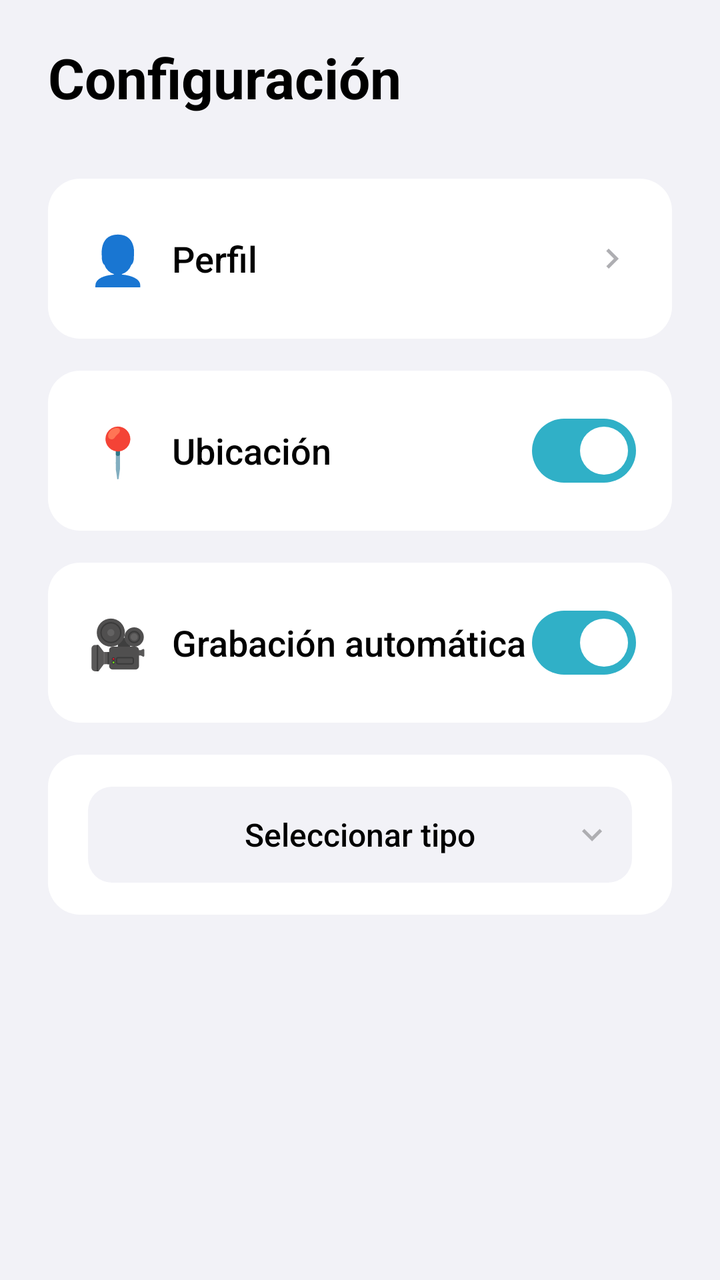
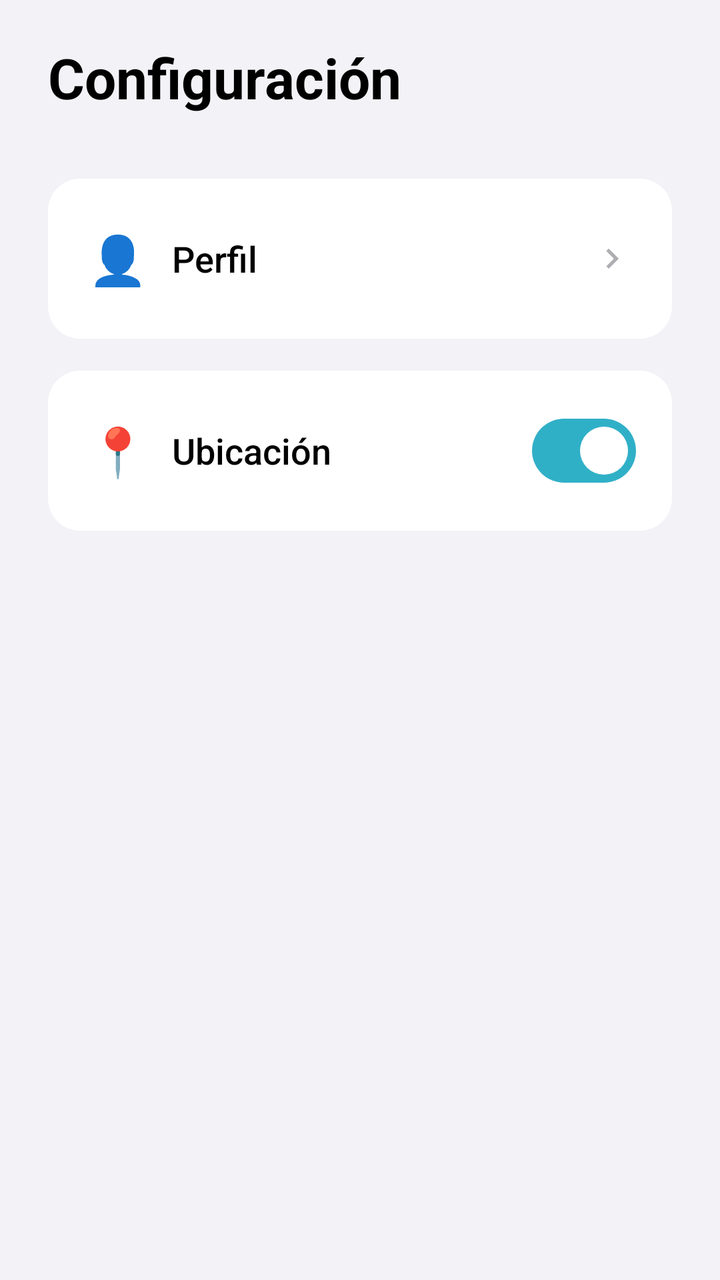

The first picture is an Android layout as it rendered before a commit; the second is the same layout after the commit. The layout source and the unified diff follow.
<!-- AndroidManifest.xml: activity theme Theme.Sentinela.Grouped -->
<!-- res/layout/activity_configuracion.xml -->
<?xml version="1.0" encoding="utf-8"?>
<ScrollView xmlns:android="http://schemas.android.com/apk/res/android"
    xmlns:app="http://schemas.android.com/apk/res-auto"
    android:layout_width="match_parent"
    android:layout_height="match_parent"
    android:background="@color/system_gray6"
    android:fillViewport="true">

    <LinearLayout
        android:id="@+id/contenedor"
        android:layout_width="match_parent"
        android:layout_height="wrap_content"
        android:orientation="vertical"
        android:paddingStart="24dp"
        android:paddingEnd="24dp"
        android:paddingBottom="24dp">

        <TextView
            android:layout_width="match_parent"
            android:layout_height="wrap_content"
            android:layout_marginTop="20dp"
            android:text="Configuración"
            android:textColor="@color/label"
            android:textSize="28sp"
            android:textStyle="bold" />

        
        <LinearLayout
            android:id="@+id/cardPerfil"
            android:layout_width="match_parent"
            android:layout_height="80dp"
            android:layout_marginTop="32dp"
            android:background="@drawable/bg_card"
            android:clickable="true"
            android:focusable="true"
            android:foreground="?attr/selectableItemBackground"
            android:gravity="center_vertical"
            android:orientation="horizontal"
            android:paddingStart="20dp"
            android:paddingEnd="20dp">

            <TextView
                android:layout_width="wrap_content"
                android:layout_height="wrap_content"
                android:text="👤"
                android:textColor="@color/label"
                android:textSize="24sp" />

            <TextView
                android:layout_width="0dp"
                android:layout_height="wrap_content"
                android:layout_marginStart="12dp"
                android:layout_weight="1"
                android:fontFamily="sans-serif-medium"
                android:text="Perfil"
                android:textColor="@color/label"
                android:textSize="18sp" />

            <ImageView
                android:layout_width="20dp"
                android:layout_height="20dp"
                android:src="@drawable/ic_chevron_right" />
        </LinearLayout>

        
        <LinearLayout
            android:layout_width="match_parent"
            android:layout_height="80dp"
            android:layout_marginTop="16dp"
            android:background="@drawable/bg_card"
            android:gravity="center_vertical"
            android:orientation="horizontal"
            android:paddingStart="20dp"
            android:paddingEnd="18dp">

            <TextView
                android:layout_width="wrap_content"
                android:layout_height="wrap_content"
                android:text="📍"
                android:textColor="@color/label"
                android:textSize="24sp" />

            <TextView
                android:layout_width="0dp"
                android:layout_height="wrap_content"
                android:layout_marginStart="12dp"
                android:layout_weight="1"
                android:fontFamily="sans-serif-medium"
                android:text="Ubicación"
                android:textColor="@color/label"
                android:textSize="18sp" />

            <com.google.android.material.materialswitch.MaterialSwitch
                android:id="@+id/locationSwitch"
                android:layout_width="wrap_content"
                android:layout_height="wrap_content"
                android:checked="true"
                app:thumbTint="@color/white"
                app:trackDecorationTint="@android:color/transparent"
                app:trackTint="@color/switch_track" />
        </LinearLayout>

        
        <LinearLayout
            android:layout_width="match_parent"
            android:layout_height="80dp"
            android:layout_marginTop="16dp"
            android:background="@drawable/bg_card"
            android:gravity="center_vertical"
            android:orientation="horizontal"
            android:paddingStart="20dp"
            android:paddingEnd="18dp">

            <TextView
                android:layout_width="wrap_content"
                android:layout_height="wrap_content"
                android:text="🎥"
                android:textColor="@color/label"
                android:textSize="24sp" />

            <TextView
                android:layout_width="0dp"
                android:layout_height="wrap_content"
                android:layout_marginStart="12dp"
                android:layout_weight="1"
                android:fontFamily="sans-serif-medium"
                android:text="Grabación automática"
                android:textColor="@color/label"
                android:textSize="18sp" />

            <com.google.android.material.materialswitch.MaterialSwitch
                android:id="@+id/recordingSwitch"
                android:layout_width="wrap_content"
                android:layout_height="wrap_content"
                android:checked="true"
                app:thumbTint="@color/white"
                app:trackDecorationTint="@android:color/transparent"
                app:trackTint="@color/switch_track" />
        </LinearLayout>

        
        <LinearLayout
            android:id="@+id/dropdownContainer"
            android:layout_width="match_parent"
            android:layout_height="wrap_content"
            android:layout_marginTop="16dp"
            android:background="@drawable/bg_card"
            android:orientation="vertical"
            android:paddingStart="20dp"
            android:paddingTop="16dp"
            android:paddingEnd="20dp"
            android:paddingBottom="16dp">

            <FrameLayout
                android:id="@+id/dropdownButton"
                android:layout_width="match_parent"
                android:layout_height="48dp"
                android:background="@drawable/bg_dropdown"
                android:clickable="true"
                android:focusable="true"
                android:foreground="?attr/selectableItemBackground">

                <TextView
                    android:id="@+id/dropdownTitle"
                    android:layout_width="match_parent"
                    android:layout_height="match_parent"
                    android:fontFamily="sans-serif-medium"
                    android:gravity="center"
                    android:paddingStart="16dp"
                    android:paddingEnd="16dp"
                    android:text="Seleccionar tipo"
                    android:textColor="@color/label"
                    android:textSize="16sp" />

                <ImageView
                    android:id="@+id/dropdownChevron"
                    android:layout_width="20dp"
                    android:layout_height="20dp"
                    android:layout_gravity="center_vertical|end"
                    android:layout_marginEnd="10dp"
                    android:src="@drawable/ic_chevron_down" />
            </FrameLayout>

            <LinearLayout
                android:id="@+id/dropdownPanel"
                android:layout_width="match_parent"
                android:layout_height="wrap_content"
                android:layout_marginTop="8dp"
                android:background="@drawable/bg_dropdown"
                android:orientation="vertical"
                android:visibility="gone">

                <TextView
                    android:id="@+id/audioOptionButton"
                    android:layout_width="match_parent"
                    android:layout_height="44dp"
                    android:background="?attr/selectableItemBackground"
                    android:clickable="true"
                    android:focusable="true"
                    android:fontFamily="sans-serif-medium"
                    android:gravity="center"
                    android:text="🎤 Audio"
                    android:textColor="@color/label"
                    android:textSize="16sp" />

                <View
                    android:layout_width="match_parent"
                    android:layout_height="1dp"
                    android:layout_marginStart="16dp"
                    android:layout_marginEnd="16dp"
                    android:background="@color/separator" />

                <TextView
                    android:id="@+id/photoOptionButton"
                    android:layout_width="match_parent"
                    android:layout_height="44dp"
                    android:layout_marginTop="7dp"
                    android:background="?attr/selectableItemBackground"
                    android:clickable="true"
                    android:focusable="true"
                    android:fontFamily="sans-serif-medium"
                    android:gravity="center"
                    android:text="📸 Foto"
                    android:textColor="@color/label"
                    android:textSize="16sp" />
            </LinearLayout>
        </LinearLayout>
    </LinearLayout>
</ScrollView>
<!-- resources referenced by this layout -->
<resources>
  <color name="label">#000000</color>
  <color name="separator">#4A3C3C43</color>
  <color name="system_gray6">#F2F2F7</color>
  <color name="white">#FFFFFF</color>
  <!-- drawable bg_card (drawable) -->
  <shape xmlns:android="http://schemas.android.com/apk/res/android" android:shape="rectangle">
      <solid android:color="@color/white" />
      <corners android:radius="16dp" />
  </shape>
  <!-- drawable bg_dropdown (drawable) -->
  <shape xmlns:android="http://schemas.android.com/apk/res/android" android:shape="rectangle">
      <solid android:color="@color/system_gray6" />
      <corners android:radius="12dp" />
  </shape>
  <!-- drawable ic_chevron_down (drawable) -->
  <vector xmlns:android="http://schemas.android.com/apk/res/android"
      android:width="24dp"
      android:height="24dp"
      android:viewportWidth="24"
      android:viewportHeight="24">
      <path
          android:fillColor="#AEAEB2"
          android:pathData="M16.59,8.59L12,13.17 7.41,8.59 6,10l6,6 6,-6z" />
  </vector>
  <!-- drawable ic_chevron_right (drawable) -->
  <vector xmlns:android="http://schemas.android.com/apk/res/android"
      android:width="24dp"
      android:height="24dp"
      android:viewportWidth="24"
      android:viewportHeight="24">
      <path
          android:fillColor="#AEAEB2"
          android:pathData="M10,6L8.59,7.41 13.17,12l-4.58,4.59L10,18l6,-6z" />
  </vector>
  <style name="Theme.Sentinela.Grouped">
          <item name="android:windowBackground">@color/system_gray6</item>
          <item name="android:statusBarColor">@color/system_gray6</item>
          <item name="android:navigationBarColor">@color/system_gray6</item>
      </style>
</resources>

<!-- the commit's change to res/layout/activity_configuracion.xml (unified diff, before → after) -->
@@ -99,131 +99,5 @@
                 app:trackDecorationTint="@android:color/transparent"
                 app:trackTint="@color/switch_track" />
         </LinearLayout>
-
-        
-        <LinearLayout
-            android:layout_width="match_parent"
-            android:layout_height="80dp"
-            android:layout_marginTop="16dp"
-            android:background="@drawable/bg_card"
-            android:gravity="center_vertical"
-            android:orientation="horizontal"
-            android:paddingStart="20dp"
-            android:paddingEnd="18dp">
-
-            <TextView
-                android:layout_width="wrap_content"
-                android:layout_height="wrap_content"
-                android:text="🎥"
-                android:textColor="@color/label"
-                android:textSize="24sp" />
-
-            <TextView
-                android:layout_width="0dp"
-                android:layout_height="wrap_content"
-                android:layout_marginStart="12dp"
-                android:layout_weight="1"
-                android:fontFamily="sans-serif-medium"
-                android:text="Grabación automática"
-                android:textColor="@color/label"
-                android:textSize="18sp" />
-
-            <com.google.android.material.materialswitch.MaterialSwitch
-                android:id="@+id/recordingSwitch"
-                android:layout_width="wrap_content"
-                android:layout_height="wrap_content"
-                android:checked="true"
-                app:thumbTint="@color/white"
-                app:trackDecorationTint="@android:color/transparent"
-                app:trackTint="@color/switch_track" />
-        </LinearLayout>
-
-        
-        <LinearLayout
-            android:id="@+id/dropdownContainer"
-            android:layout_width="match_parent"
-            android:layout_height="wrap_content"
-            android:layout_marginTop="16dp"
-            android:background="@drawable/bg_card"
-            android:orientation="vertical"
-            android:paddingStart="20dp"
-            android:paddingTop="16dp"
-            android:paddingEnd="20dp"
-            android:paddingBottom="16dp">
-
-            <FrameLayout
-                android:id="@+id/dropdownButton"
-                android:layout_width="match_parent"
-                android:layout_height="48dp"
-                android:background="@drawable/bg_dropdown"
-                android:clickable="true"
-                android:focusable="true"
-                android:foreground="?attr/selectableItemBackground">
-
-                <TextView
-                    android:id="@+id/dropdownTitle"
-                    android:layout_width="match_parent"
-                    android:layout_height="match_parent"
-                    android:fontFamily="sans-serif-medium"
-                    android:gravity="center"
-                    android:paddingStart="16dp"
-                    android:paddingEnd="16dp"
-                    android:text="Seleccionar tipo"
-                    android:textColor="@color/label"
-                    android:textSize="16sp" />
-
-                <ImageView
-                    android:id="@+id/dropdownChevron"
-                    android:layout_width="20dp"
-                    android:layout_height="20dp"
-                    android:layout_gravity="center_vertical|end"
-                    android:layout_marginEnd="10dp"
-                    android:src="@drawable/ic_chevron_down" />
-            </FrameLayout>
-
-            <LinearLayout
-                android:id="@+id/dropdownPanel"
-                android:layout_width="match_parent"
-                android:layout_height="wrap_content"
-                android:layout_marginTop="8dp"
-                android:background="@drawable/bg_dropdown"
-                android:orientation="vertical"
-                android:visibility="gone">
-
-                <TextView
-                    android:id="@+id/audioOptionButton"
-                    android:layout_width="match_parent"
-                    android:layout_height="44dp"
-                    android:background="?attr/selectableItemBackground"
-                    android:clickable="true"
-                    android:focusable="true"
-                    android:fontFamily="sans-serif-medium"
-                    android:gravity="center"
-                    android:text="🎤 Audio"
-                    android:textColor="@color/label"
-                    android:textSize="16sp" />
-
-                <View
-                    android:layout_width="match_parent"
-                    android:layout_height="1dp"
-                    android:layout_marginStart="16dp"
-                    android:layout_marginEnd="16dp"
-                    android:background="@color/separator" />
-
-                <TextView
-                    android:id="@+id/photoOptionButton"
-                    android:layout_width="match_parent"
-                    android:layout_height="44dp"
-                    android:layout_marginTop="7dp"
-                    android:background="?attr/selectableItemBackground"
-                    android:clickable="true"
-                    android:focusable="true"
-                    android:fontFamily="sans-serif-medium"
-                    android:gravity="center"
-                    android:text="📸 Foto"
-                    android:textColor="@color/label"
-                    android:textSize="16sp" />
-            </LinearLayout>
-        </LinearLayout>
     </LinearLayout>
 </ScrollView>
<!-- resource entries referenced after the edit -->
@@ -1,7 +1,6 @@
 <!-- resources referenced by this layout -->
 <resources>
   <color name="label">#000000</color>
-  <color name="separator">#4A3C3C43</color>
   <color name="system_gray6">#F2F2F7</color>
   <color name="white">#FFFFFF</color>
   <!-- drawable bg_card (drawable) -->
@@ -9,21 +8,6 @@
       <solid android:color="@color/white" />
       <corners android:radius="16dp" />
   </shape>
-  <!-- drawable bg_dropdown (drawable) -->
-  <shape xmlns:android="http://schemas.android.com/apk/res/android" android:shape="rectangle">
-      <solid android:color="@color/system_gray6" />
-      <corners android:radius="12dp" />
-  </shape>
-  <!-- drawable ic_chevron_down (drawable) -->
-  <vector xmlns:android="http://schemas.android.com/apk/res/android"
-      android:width="24dp"
-      android:height="24dp"
-      android:viewportWidth="24"
-      android:viewportHeight="24">
-      <path
-          android:fillColor="#AEAEB2"
-          android:pathData="M16.59,8.59L12,13.17 7.41,8.59 6,10l6,6 6,-6z" />
-  </vector>
   <!-- drawable ic_chevron_right (drawable) -->
   <vector xmlns:android="http://schemas.android.com/apk/res/android"
       android:width="24dp"
